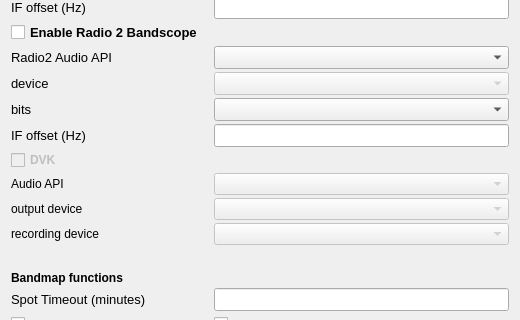
First picture: the form in so2sdr/sdrdialog.ui, repository n4ogw/so2sdr, before the edit; both pictures show x 0 to 520 and y 117 to 437 of the 520 by 711 pixel window.
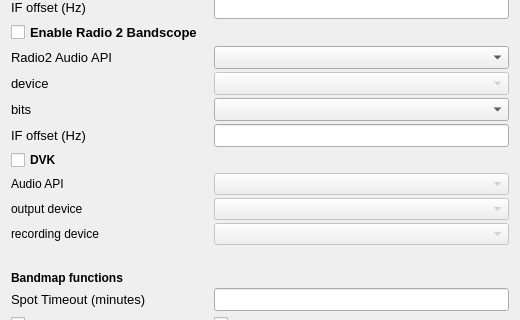
Second picture: the form after the edit.

Patch:
```diff
--- a/so2sdr/sdrdialog.ui
+++ b/so2sdr/sdrdialog.ui
@@ -243,7 +243,7 @@
      <item row="11" column="0">
       <widget class="QCheckBox" name="checkBox_3">
        <property name="enabled">
-        <bool>false</bool>
+        <bool>true</bool>
        </property>
        <property name="font">
         <font>
```
